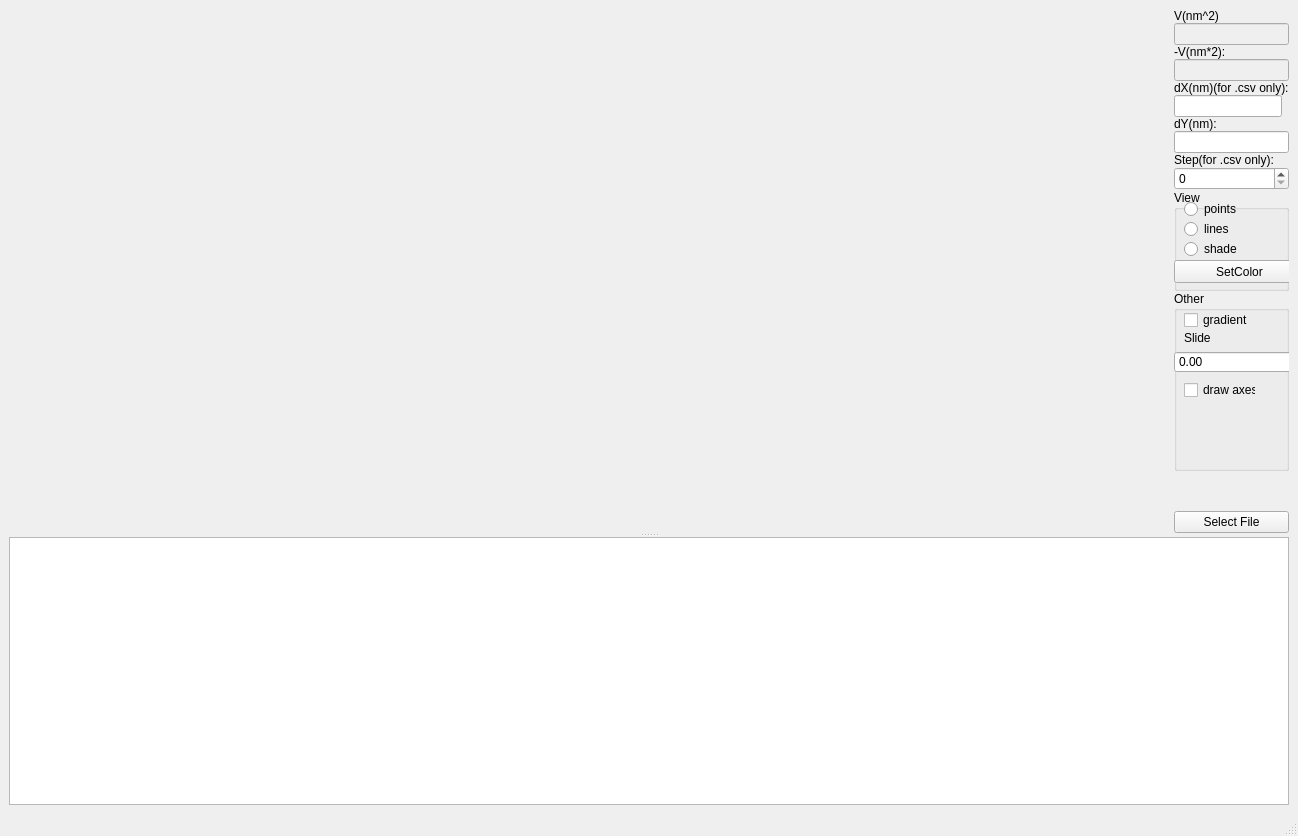
mskubenich/NanoAnalyzer, file nanoanalyzer.ui: the form before one commit.
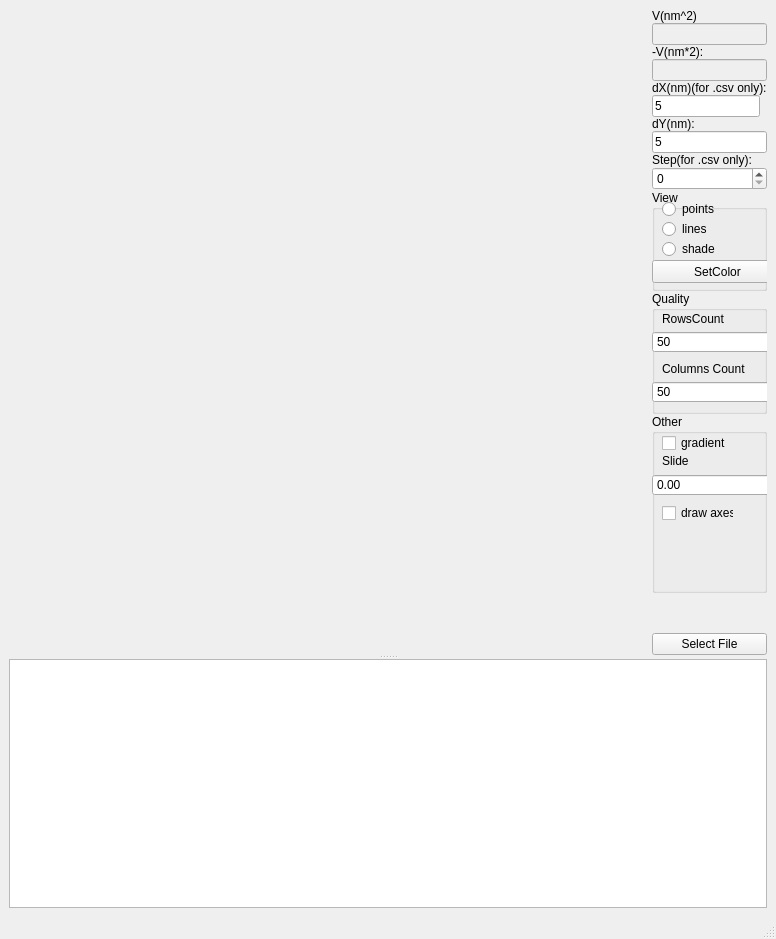
The form after the commit. Custom widgets are drawn as their Qt base class.

Commit message: quality settings

```diff
--- a/nanoanalyzer.ui
+++ b/nanoanalyzer.ui
@@ -8,8 +8,8 @@
    <rect>
     <x>0</x>
     <y>0</y>
-    <width>1298</width>
-    <height>836</height>
+    <width>776</width>
+    <height>939</height>
    </rect>
   </property>
   <property name="windowTitle" >
@@ -111,6 +111,9 @@
                 <verstretch>0</verstretch>
                </sizepolicy>
               </property>
+              <property name="text" >
+               <string>5</string>
+              </property>
              </widget>
             </item>
             <item>
@@ -128,6 +131,9 @@
                 <verstretch>0</verstretch>
                </sizepolicy>
               </property>
+              <property name="text" >
+               <string>5</string>
+              </property>
              </widget>
             </item>
             <item>
@@ -224,6 +230,89 @@
               </widget>
              </widget>
             </item>
+            <item>
+             <widget class="QGroupBox" name="groupBox_3" >
+              <property name="minimumSize" >
+               <size>
+                <width>0</width>
+                <height>123</height>
+               </size>
+              </property>
+              <property name="title" >
+               <string>Quality</string>
+              </property>
+              <widget class="QLabel" name="label_7" >
+               <property name="geometry" >
+                <rect>
+                 <x>10</x>
+                 <y>20</y>
+                 <width>111</width>
+                 <height>16</height>
+                </rect>
+               </property>
+               <property name="text" >
+                <string>RowsCount</string>
+               </property>
+              </widget>
+              <widget class="QLabel" name="label_8" >
+               <property name="geometry" >
+                <rect>
+                 <x>10</x>
+                 <y>70</y>
+                 <width>91</width>
+                 <height>16</height>
+                </rect>
+               </property>
+               <property name="text" >
+                <string>Columns Count</string>
+               </property>
+              </widget>
+              <widget class="QSpinBox" name="columns_count" >
+               <property name="geometry" >
+                <rect>
+                 <x>0</x>
+                 <y>90</y>
+                 <width>131</width>
+                 <height>22</height>
+                </rect>
+               </property>
+               <property name="minimum" >
+                <number>20</number>
+               </property>
+               <property name="maximum" >
+                <number>400</number>
+               </property>
+               <property name="singleStep" >
+                <number>10</number>
+               </property>
+               <property name="value" >
+                <number>50</number>
+               </property>
+              </widget>
+              <widget class="QSpinBox" name="rows_count" >
+               <property name="geometry" >
+                <rect>
+                 <x>0</x>
+                 <y>40</y>
+                 <width>131</width>
+                 <height>22</height>
+                </rect>
+               </property>
+               <property name="minimum" >
+                <number>20</number>
+               </property>
+               <property name="maximum" >
+                <number>400</number>
+               </property>
+               <property name="singleStep" >
+                <number>10</number>
+               </property>
+               <property name="value" >
+                <number>50</number>
+               </property>
+              </widget>
+             </widget>
+            </item>
             <item>
              <widget class="QGroupBox" name="groupBox_2" >
               <property name="sizePolicy" >
```
Left out of the diff: 2 changed lines with no effect on the pictures. The commit also changes 6 other files.
